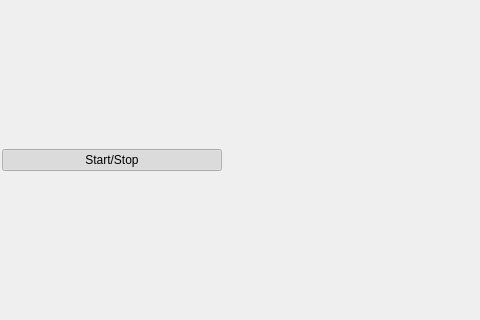
First picture: the form in evoCacheView/evoCacheView.ui, repository GaelReinaudi/Cache-Bot, before the edit; both pictures show x 0 to 480 and y 174 to 494 of the 1200 by 674 pixel window.
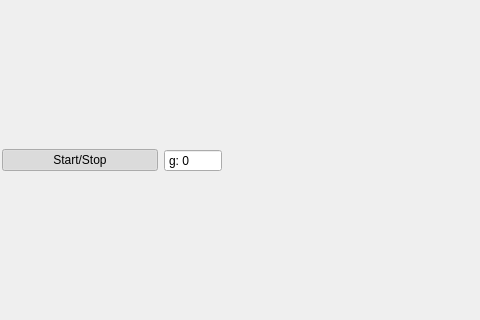
Second picture: the form after the edit. Custom widgets are drawn as their Qt base class.

Commit message: display gen in evoView

What changed in the file:
```diff
--- a/evoCacheView/evoCacheView.ui
+++ b/evoCacheView/evoCacheView.ui
@@ -29,7 +29,7 @@
     </property>
     <item>
      <widget class="QWidget" name="leftWidget" native="true">
-      <layout class="QVBoxLayout" name="verticalLayout" stretch="0,0">
+      <layout class="QVBoxLayout" name="verticalLayout" stretch="0">
        <property name="leftMargin">
         <number>1</number>
        </property>
@@ -43,6 +43,8 @@
         <number>1</number>
        </property>
        <item>
+        <layout class="QHBoxLayout" name="horizontalLayout_2" stretch="1,0">
+         <item>
         <widget class="QPushButton" name="startButton">
          <property name="text">
           <string>Start/Stop</string>
@@ -56,7 +58,25 @@
         </widget>
        </item>
        <item>
-        <layout class="QFormLayout" name="leftLayout"/>
+          <widget class="QSpinBox" name="spinGen">
+           <property name="readOnly">
+            <bool>true</bool>
+           </property>
+           <property name="buttonSymbols">
+            <enum>QAbstractSpinBox::NoButtons</enum>
+           </property>
+           <property name="prefix">
+            <string>g: </string>
+           </property>
+           <property name="minimum">
+            <number>-1</number>
+           </property>
+           <property name="maximum">
+            <number>99999</number>
+           </property>
+          </widget>
+         </item>
+        </layout>
        </item>
       </layout>
      </widget>
```
Left out of the diff: 2 changed lines with no effect on the pictures. Lines whose indentation alone changed are shown as unchanged. The commit also changes 4 other files.
